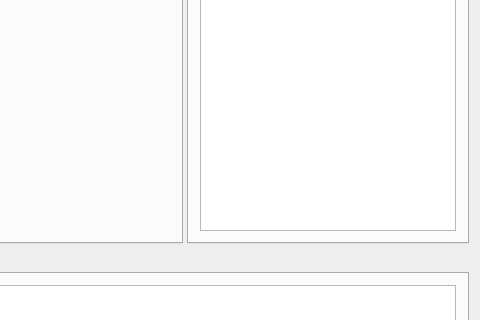
The window that Application/UI/mainwindow.ui (yorkrobotlab/ardebug) describes before a commit, drawn with Qt 5; both pictures show x 578 to 1058 and y 388 to 708 of the 1058 by 913 pixel window.
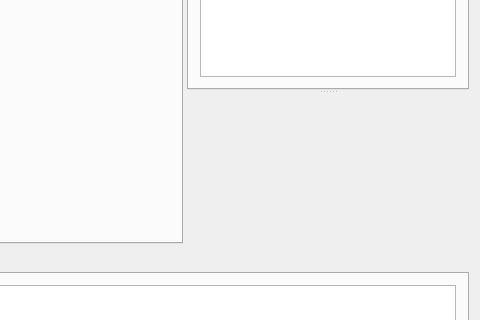
The same window after the commit.

Commit message: Moved chart from external dialog to main UI

The edit to the form file:
```diff
--- a/Application/UI/mainwindow.ui
+++ b/Application/UI/mainwindow.ui
@@ -284,6 +284,10 @@
          </layout>
         </widget>
        </widget>
+       <widget class="QSplitter" name="splitter_3">
+        <property name="orientation">
+         <enum>Qt::Vertical</enum>
+        </property>
        <widget class="QTabWidget" name="robotTabWidget">
         <property name="sizePolicy">
          <sizepolicy hsizetype="Expanding" vsizetype="Expanding">
@@ -442,6 +446,15 @@
          </layout>
         </widget>
        </widget>
+        <widget class="QWidget" name="chartWidget" native="true">
+         <property name="minimumSize">
+          <size>
+           <width>100</width>
+           <height>150</height>
+          </size>
+         </property>
+        </widget>
+       </widget>
       </widget>
       <widget class="QTabWidget" name="detailTabWidget">
        <property name="sizePolicy">
```
Left out of the diff: 2 changed lines with no effect on the pictures. Lines whose indentation alone changed are shown as unchanged. The commit also changes 4 other files.
